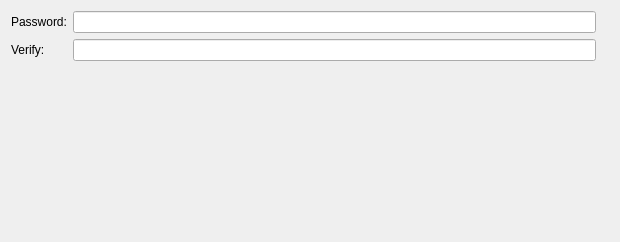
The window that src/password.ui (KDE/user-manager) describes before a commit, drawn with Qt 5.
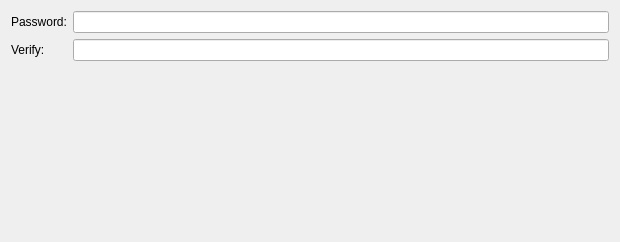
The same window after the commit.

Commit message:
Removed icons to show "correct or wrong"
I don't like how it looks, plus with the label should be enough

Patch:
```diff
--- a/src/password.ui
+++ b/src/password.ui
@@ -14,8 +14,8 @@
    <string>Form</string>
   </property>
   <layout class="QGridLayout" name="gridLayout">
-   <item row="0" column="2">
-    <widget class="QLabel" name="passwordCorrect">
+   <item row="3" column="1">
+    <widget class="QLabel" name="strenghtLbl">
      <property name="text">
       <string/>
      </property>
@@ -49,20 +49,6 @@
      </property>
     </widget>
    </item>
-   <item row="2" column="2">
-    <widget class="QLabel" name="verifyCorrect">
-     <property name="text">
-      <string/>
-     </property>
-    </widget>
-   </item>
-   <item row="3" column="1">
-    <widget class="QLabel" name="strenghtLbl">
-     <property name="text">
-      <string/>
-     </property>
-    </widget>
-   </item>
   </layout>
  </widget>
  <resources/>
```
